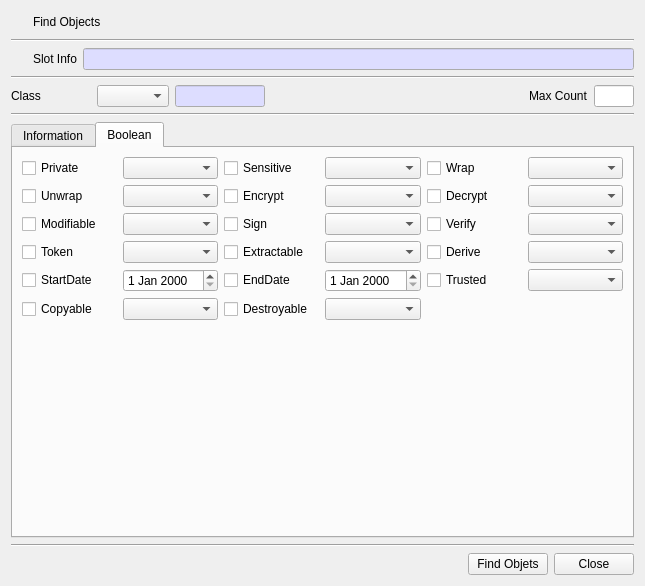
Qt form CryptokiMan/find_object_dlg.ui (jykim74/CryptokiMan) before a commit.
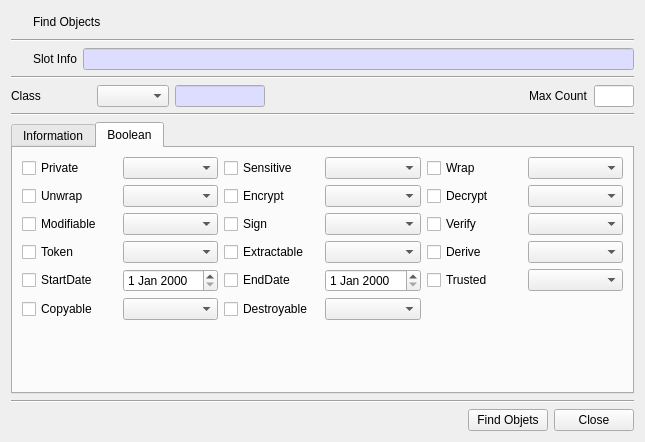
The same form after that commit. The open tabs and pages were chosen to show the change. Icons and pictures are not drawn.

```diff
--- a/CryptokiMan/find_object_dlg.ui
+++ b/CryptokiMan/find_object_dlg.ui
@@ -7,7 +7,7 @@
     <x>0</x>
     <y>0</y>
     <width>645</width>
-    <height>586</height>
+    <height>442</height>
    </rect>
   </property>
   <property name="windowTitle">
```
Left out of the diff: 2 changed lines with no effect on the pictures.
